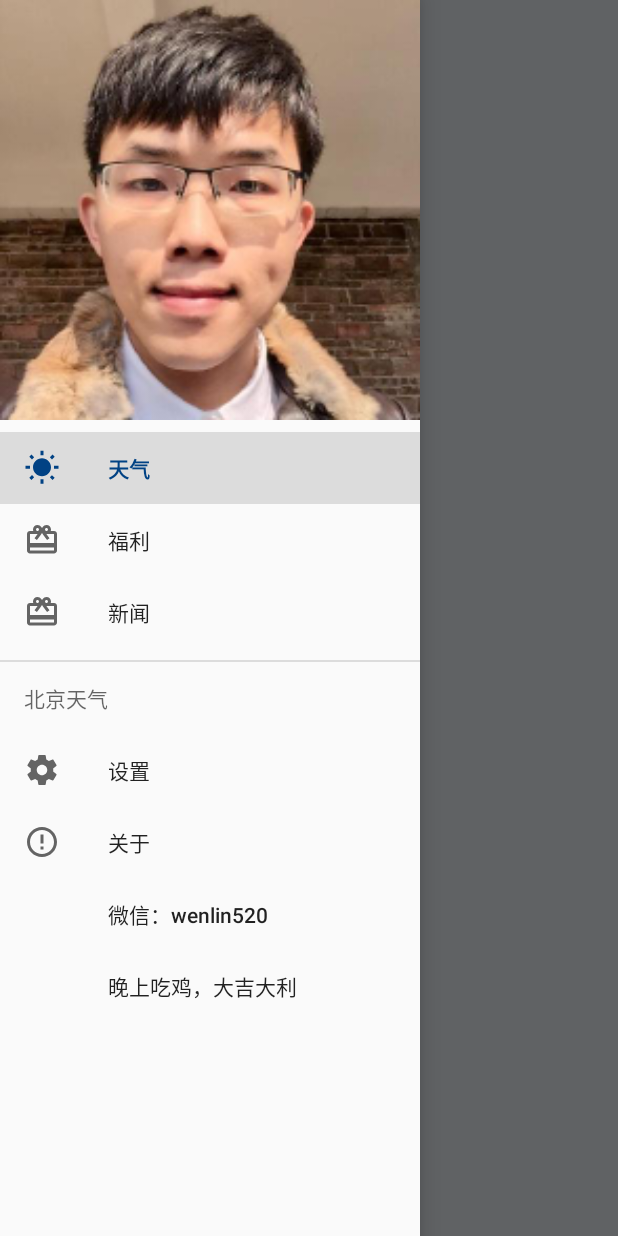
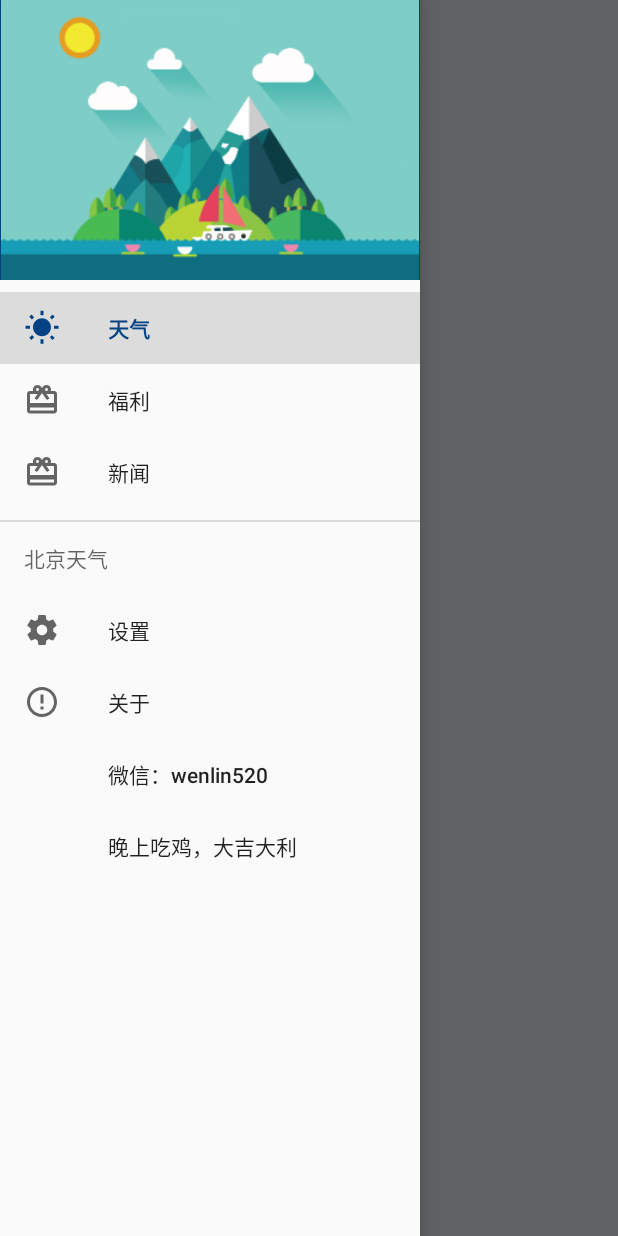
Before and after one commit to kinglin520/BeijingWeather, an Android app: the fragment OneLevelFragment placed in its activity, with the side drawer open, on a phone screen of 412 x 824 dp. Run offline under Robolectric (Android 15) with nearby library versions, the phone set to English and light mode, and no system bars; our stand-ins replace ButterKnife, EventBus; libraries missing offline, so code that uses them is left out: com.blankj.utilcode, com.chad.library, com.facebook.stetho, rx.android, rx.android.schedulers and 2 more; pictures from the network do not load; 13 statements that could not run were skipped.

Commit message:
修改妹子图

```diff
--- a/app/src/main/java/com/superman/beijingweather/ui/girl/nestimageset/OneLevelFragment.java
+++ b/app/src/main/java/com/superman/beijingweather/ui/girl/nestimageset/OneLevelFragment.java
@@ -82,7 +82,10 @@ public class OneLevelFragment extends BaseContentFragment implements OneLevelVie
 
         String url = baseUrl + "/page/" + currentPage;
 
-        presenter.getGirls(url);
+        final String fakeRefer = baseUrl + "/"; //伪造 refer 破解防盗链
+        final String realUrl = "http://api.caoliyu.cn/meizitu.php?url=%s&refer=%s";// 然后用自己的服务器进行转发
+
+        presenter.getGirls(url,fakeRefer,realUrl);
     }
 
     @Override
--- a/app/src/main/java/com/superman/beijingweather/ui/girl/nestimageset/OneLevelPresenter.java
+++ b/app/src/main/java/com/superman/beijingweather/ui/girl/nestimageset/OneLevelPresenter.java
@@ -5,7 +5,7 @@ package com.superman.beijingweather.ui.girl.nestimageset;
  */
 
 public interface OneLevelPresenter {
-    void getGirls(String page);
+    void getGirls(String page,String fakeRefer ,String realUrl);
 
     void releaseSubscriber();
 }
--- a/app/src/main/java/com/superman/beijingweather/ui/girl/nestimageset/OneLevelPresenterImpl.java
+++ b/app/src/main/java/com/superman/beijingweather/ui/girl/nestimageset/OneLevelPresenterImpl.java
@@ -31,19 +31,21 @@ public class OneLevelPresenterImpl implements OneLevelPresenter {
     public OneLevelPresenterImpl(OneLevelView view) {
         this.view = view;
     }
-
     @Override
-    public void getGirls(String url) {
+    public void getGirls(String url,final  String fakeRefer ,final String realUrl) {
         subscription = Observable.just(url).subscribeOn(Schedulers.io()).map(new Func1<String, List<Girl>>() {
             @Override
             public List<Girl> call(String url) {
                 List<Girl> girls = new ArrayList<>();
                 try {
-                    Document doc = (Document) Jsoup.connect(url).timeout(10000).get();
+                    Document doc =  Jsoup.connect(url).timeout(10000).get();
                     Element total = doc.select("div.postlist").first();
                     Elements items = total.select("li");
                     for (Element element : items) {
-                        Girl girl = new Girl(element.select("img").first().attr("data-original"));
+//                        Girl girl = new Girl(element.select("img").first().attr("data-original"));
+                        Girl girl = new Girl(String.format(realUrl,
+                                element.select("img").first().attr("data-original"),
+                                fakeRefer));
                         girl.setLink(element.select("a[href]").attr("href"));
                         girls.add(girl);
                     }
--- a/app/src/main/java/com/superman/beijingweather/ui/girl/nestimageset/personalpictureset/PersonalPictureSetPresenterImpl.java
+++ b/app/src/main/java/com/superman/beijingweather/ui/girl/nestimageset/personalpictureset/PersonalPictureSetPresenterImpl.java
@@ -84,6 +84,9 @@ public class PersonalPictureSetPresenterImpl implements PersonalPictureSetPresen
 
         String url = baseUrl + "/" + page;
 
+        final String fakeRefer = baseUrl + "/"; //伪造 refer 破解防盗链
+        final String realUrl = "http://api.caoliyu.cn/meizitu.php?url=%s&refer=%s";// 然后用自己的服务器进行转发
+
         getPicSubscription = Observable.just(url).subscribeOn(Schedulers.io()).map(new Func1<String, List<Girl>>() {
             @Override
             public List<Girl> call(String url) {
@@ -92,7 +95,8 @@ public class PersonalPictureSetPresenterImpl implements PersonalPictureSetPresen
                     Document doc = Jsoup.connect(url).timeout(10000).get();
                     Element total = doc.select("div.main-image").first();
                     String s = total.select("img").first().attr("src");
-                    girls.add(new Girl(s));
+//                    girls.add(new Girl(s));
+                    girls.add(new Girl(String.format(realUrl, s, fakeRefer)));
                 } catch (IOException e) {
                     e.printStackTrace();
                 }
--- a/app/src/main/res/layout/drawer_header.xml
+++ b/app/src/main/res/layout/drawer_header.xml
@@ -9,7 +9,7 @@
     <ImageView
         android:layout_width="match_parent"
         android:layout_height="wrap_content"
-        android:src="@mipmap/wenlin"
+        android:src="@drawable/drawer_header_bg"
         android:adjustViewBounds="true"
         android:scaleType="fitCenter"/>
 
```
